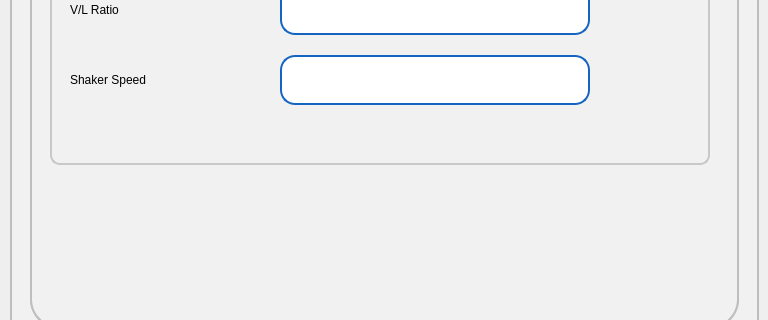
Above: pApp-22-June-2021/smethodsetup.ui from ChandraMVE/PSSC_QT_Development before the change; both pictures show x 0 to 768 and y 427 to 747 of the 768 by 946 pixel window. Below: the same form after it.
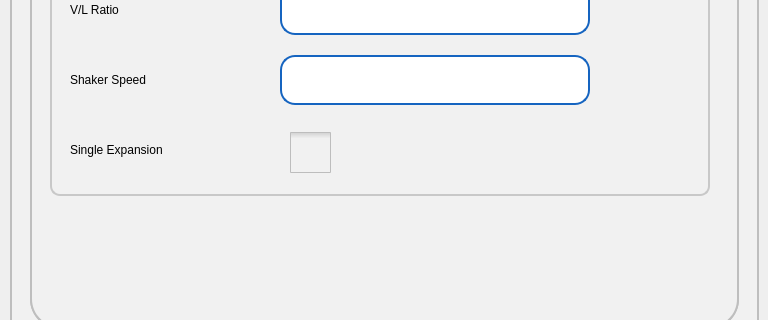
That is the form after the change. The open tabs and pages were chosen to show the change. Icons and pictures are not drawn. Custom widgets are drawn as their Qt base class.

Commit message: 1.05.5 test release with D5191 single expansion implementation Update thourgh QT pApp-3-Nov-2022-1055-3 file and removed the methodsetup.txt file from cdata on system

Patch:
```diff
--- a/pApp-22-June-2021/smethodsetup.ui
+++ b/pApp-22-June-2021/smethodsetup.ui
@@ -898,7 +898,7 @@
            <x>20</x>
            <y>20</y>
            <width>660</width>
-           <height>350</height>
+           <height>381</height>
           </rect>
          </property>
          <property name="styleSheet">
@@ -1157,6 +1157,93 @@
            <string>Shaker Speed</string>
           </property>
          </widget>
+         <widget class="QCheckBox" name="cbSingleExpEnable">
+          <property name="geometry">
+           <rect>
+            <x>240</x>
+            <y>310</y>
+            <width>41</width>
+            <height>55</height>
+           </rect>
+          </property>
+          <property name="focusPolicy">
+           <enum>Qt::ClickFocus</enum>
+          </property>
+          <property name="styleSheet">
+           <string notr="true">QCheckBox {
+    spacing: 5px;
+ border: 0px solid #999999;
+
+}
+
+QCheckBox::indicator {
+    width: 41px;
+    height: 41px;
+}
+
+QCheckBox::indicator:unchecked {
+	image: url(:/images/icons/ancheck.png);
+}
+
+QCheckBox::indicator:unchecked:disabled{
+	image: url(:/images/icons/andcheck.png);
+}
+QCheckBox::indicator:checked:disabled{
+	image: url(:/images/icons/adcheck.png);
+}
+
+/*
+QCheckBox::indicator:unchecked:hover {
+    image: url(:/images/checkbox_unchecked_hover.png);
+}
+
+QCheckBox::indicator:unchecked:pressed {
+    image: url(:/images/checkbox_unchecked_pressed.png);
+}
+*/
+
+QCheckBox::indicator:checked {
+    image: url(:/images/icons/acheck.png);
+}
+/*
+QCheckBox::indicator:checked:hover {
+    image: url(:/images/checkbox_checked_hover.png);
+}
+
+QCheckBox::indicator:checked:pressed {
+    image: url(:/images/checkbox_checked_pressed.png);
+}
+*/
+QCheckBox::indicator:indeterminate:hover {
+    image: url(:/images/checkbox_indeterminate_hover.png);
+}
+/*
+QCheckBox::indicator:indeterminate:pressed {
+    image: url(:/images/checkbox_indeterminate_pressed.png);
+}
+*/</string>
+          </property>
+          <property name="text">
+           <string/>
+          </property>
+         </widget>
+         <widget class="QLabel" name="lblPara5">
+          <property name="geometry">
+           <rect>
+            <x>20</x>
+            <y>310</y>
+            <width>191</width>
+            <height>50</height>
+           </rect>
+          </property>
+          <property name="styleSheet">
+           <string notr="true">border-width: 0px;
+font: 75 16pt &quot;Roboto Medium&quot;;</string>
+          </property>
+          <property name="text">
+           <string>Single Expansion</string>
+          </property>
+         </widget>
         </widget>
        </widget>
       </widget>
```
Left out of the diff: 2 changed lines with no effect on the pictures. The commit also changes 10 other files.
